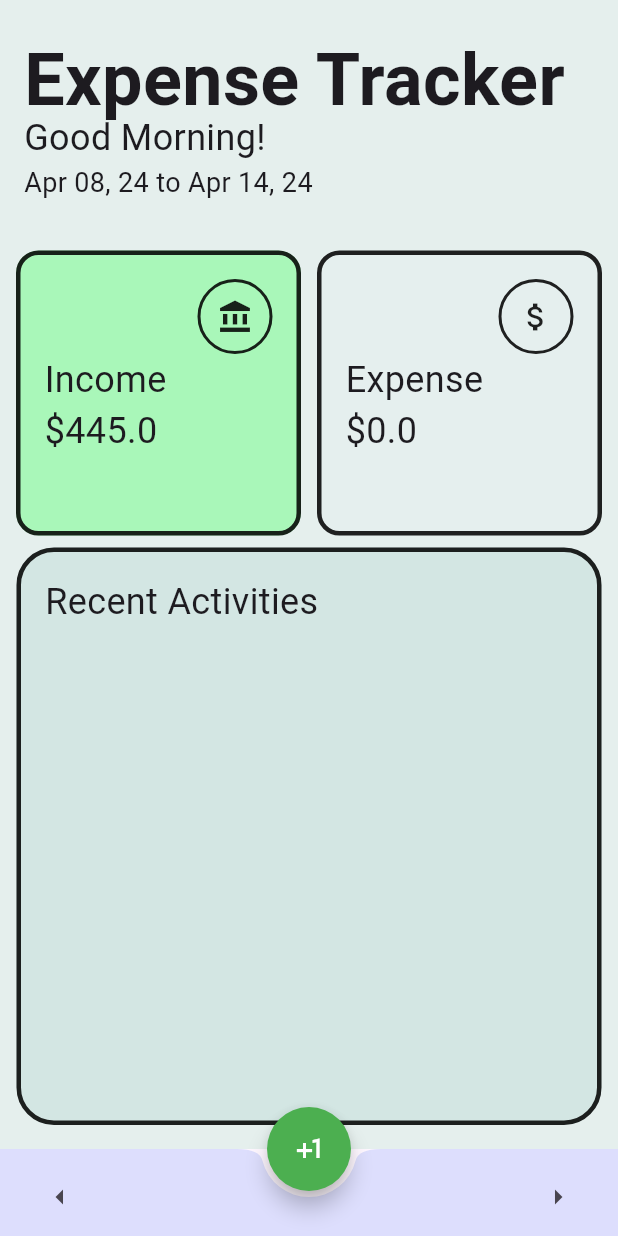
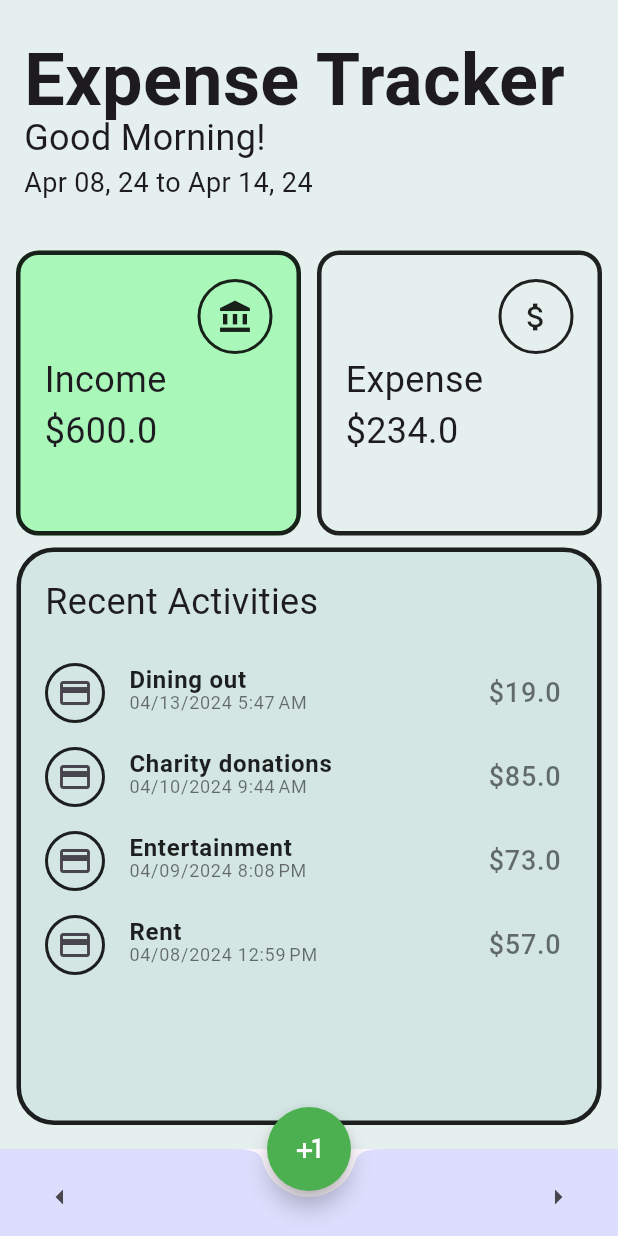
Before and after one commit to bluegene92/finalproject, a Flutter app: the screen it shows after launch, after a tap on the "arrow left" icon, on a phone screen of 412 x 824 dp. Run offline on Flutter 3.47's test engine with Material 3 defaults, Android fonts, the phone set to English and light mode, and no system bars; our stand-ins replace bloc, flutter_bloc.

Commit message:
random datetime

```diff
--- a/lib/home.dart
+++ b/lib/home.dart
@@ -16,29 +16,28 @@ class Home extends StatefulWidget {
 }
 
 class _HomeState extends State<Home> {
-  TextEditingController _expenseController = TextEditingController();
-  TextEditingController _descriptionController = TextEditingController();
+  final TextEditingController _expenseController = TextEditingController();
+  final TextEditingController _descriptionController = TextEditingController();
   double expenseValue = 0.0;
   late DateTime currentDate = DateTime.now();
 
   void previousWeek() {
     setState(() {
-      currentDate = currentDate.subtract(Duration(days: 7));
+      currentDate = currentDate.subtract(const Duration(days: 7));
       print(currentDate);
     });
   }
 
   void nextWeek() {
     setState(() {
-      currentDate = currentDate.add(Duration(days: 7));
-      print(currentDate);
+      currentDate = currentDate.add(const Duration(days: 7));
     });
   }
 
   @override
   Widget build(BuildContext context) {
     final expenseCubit = BlocProvider.of<ExpenseCubit>(context);
-
+    // expenseCubit.generateRandomData();
     return BlocBuilder<ExpenseCubit, List<Expense>>(
         builder: (context, expenses) {
       DateTime startDate = DateHelper.startWeek(currentDate);
@@ -145,8 +144,8 @@ class _HomeState extends State<Home> {
                 );
               },
               backgroundColor: Colors.green,
-              shape: CircleBorder(),
-              child: Icon(Icons.plus_one, color: Colors.white)),
+              shape: const CircleBorder(),
+              child: const Icon(Icons.plus_one, color: Colors.white)),
           floatingActionButtonLocation:
               FloatingActionButtonLocation.centerDocked,
           bottomNavigationBar: Container(
@@ -174,7 +173,7 @@ class _HomeState extends State<Home> {
             return SafeArea(
               child: Container(
                 width: double.infinity,
-                color: Color.fromRGBO(229, 239, 237, 1.0),
+                color: const Color.fromRGBO(229, 239, 237, 1.0),
                 child: Column(
                   mainAxisSize: MainAxisSize.max,
                   crossAxisAlignment: CrossAxisAlignment.start,
@@ -185,7 +184,7 @@ class _HomeState extends State<Home> {
                         children: [
                           const FinancialCard(
                             title: "Income",
-                            amount: 445,
+                            amount: 600,
                             iconData: Icons.account_balance,
                             bgColor: Color.fromRGBO(169, 247, 185, 1),
                           ),
@@ -193,7 +192,7 @@ class _HomeState extends State<Home> {
                               title: "Expense",
                               amount: totalExpenses,
                               iconData: Icons.attach_money,
-                              bgColor: Color.fromRGBO(229, 239, 238, 1)),
+                              bgColor: const Color.fromRGBO(229, 239, 238, 1)),
                         ]),
                     RecentActivityCard(date: currentDate)
                   ],
--- a/lib/main.dart
+++ b/lib/main.dart
@@ -16,6 +16,8 @@ class MyApp extends StatelessWidget {
   // This widget is the root of your application.
   @override
   Widget build(BuildContext context) {
+    final expenseCubit = BlocProvider.of<ExpenseCubit>(context);
+    expenseCubit.generateRandomData();
     return MaterialApp(debugShowCheckedModeBanner: false, home: const Home());
   }
 }
--- a/lib/services/expense_cubit.dart
+++ b/lib/services/expense_cubit.dart
@@ -13,15 +13,39 @@ class ExpenseCubit extends Cubit<List<Expense>> {
   void generateRandomData() {
     // Generate a random number of expenses (between 5 and 10 in this example)
     final random = Random();
-    final numberOfExpenses = random.nextInt(50) + 100;
+    final numberOfExpenses = random.nextInt(10) + 30;
+
+    List<String> weeklyExpenses = [
+      "Groceries",
+      "Rent",
+      "Utilities",
+      "Transportation",
+      "Dining out",
+      "Entertainment",
+      "Clothing",
+      "Healthcare",
+      "Insurance",
+      "Education",
+      "Personal care",
+      "Home maintenance",
+      "Subscriptions",
+      "Charity donations",
+      "Pet expenses",
+      "Miscellaneous"
+    ];
 
     // Generate random expense data
     List<Expense> expenses = [];
     for (int i = 0; i < numberOfExpenses; i++) {
+      int expenseIndex = random.nextInt(weeklyExpenses.length);
+      String expenseDescription = weeklyExpenses[expenseIndex];
       expenses.add(Expense(
-        description: 'Expense ${i + 1}',
+        description: expenseDescription,
         amount: (random.nextDouble() * 100).roundToDouble(),
-        date: DateTime.now().subtract(Duration(days: random.nextInt(30))),
+        date: DateTime.now().subtract(Duration(
+            days: random.nextInt(60),
+            hours: random.nextInt(24),
+            minutes: random.nextInt(60))),
       ));
     }
 
--- a/lib/widgets/recent-activity-card.dart
+++ b/lib/widgets/recent-activity-card.dart
@@ -74,7 +74,7 @@ class _RecentActivityCardState extends State<RecentActivityCard> {
                   child: ListView.builder(
                     itemCount: filteredExpenses.length,
                     itemBuilder: (context, index) {
-                      expenses.sort((a, b) => b.date.compareTo(a.date));
+                      filteredExpenses.sort((a, b) => b.date.compareTo(a.date));
                       Expense expense = filteredExpenses[index];
                       String formattedDate =
                           DateFormat("MM/dd/yyy").format(expense.date);
--- a/lib/widgets/welcome-header.dart
+++ b/lib/widgets/welcome-header.dart
@@ -52,7 +52,7 @@ class _WelcomeHeaderState extends State<WelcomeHeader> {
           const Text("Good Morning!", style: TextStyle(fontSize: 24)),
           Text(
               "${DateFormat("MMM dd, yy").format(startDate)} to ${DateFormat("MMM dd, yy").format(endDate)}",
-              style: TextStyle(fontSize: 18))
+              style: const TextStyle(fontSize: 18))
         ],
       ),
     );
```
